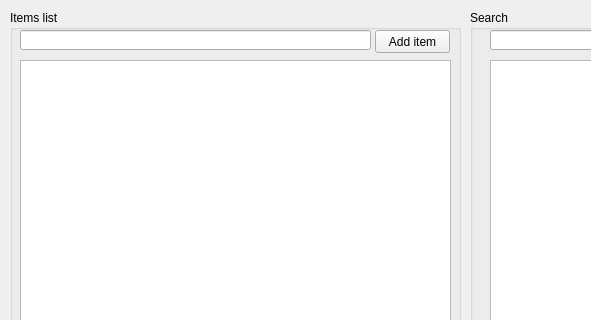
JohnMiz/TvTracker, file core/mainwindow.ui: the form before one commit; both pictures show x 0 to 591 and y 0 to 320 of the 892 by 626 pixel window.
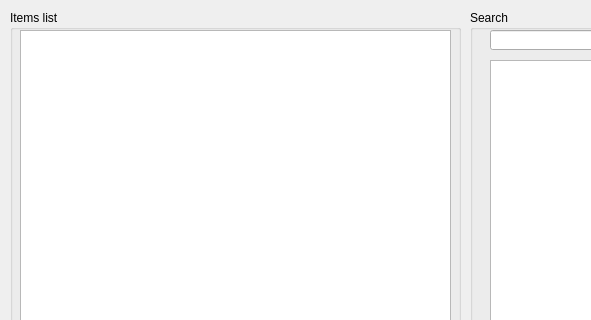
The form after the commit.

What changed in the file:
```diff
--- a/core/mainwindow.ui
+++ b/core/mainwindow.ui
@@ -38,36 +38,13 @@
     <property name="title">
      <string>Items list</string>
     </property>
-    <widget class="QLineEdit" name="itemName">
-     <property name="geometry">
-      <rect>
-       <x>10</x>
-       <y>20</y>
-       <width>351</width>
-       <height>20</height>
-      </rect>
-     </property>
-    </widget>
-    <widget class="QPushButton" name="pushButton">
-     <property name="geometry">
-      <rect>
-       <x>365</x>
-       <y>20</y>
-       <width>75</width>
-       <height>23</height>
-      </rect>
-     </property>
-     <property name="text">
-      <string>Add item</string>
-     </property>
-    </widget>
     <widget class="QListWidget" name="listWidget">
      <property name="geometry">
       <rect>
        <x>10</x>
-       <y>50</y>
+       <y>20</y>
        <width>431</width>
-       <height>341</height>
+       <height>371</height>
       </rect>
      </property>
      <property name="font">
```
